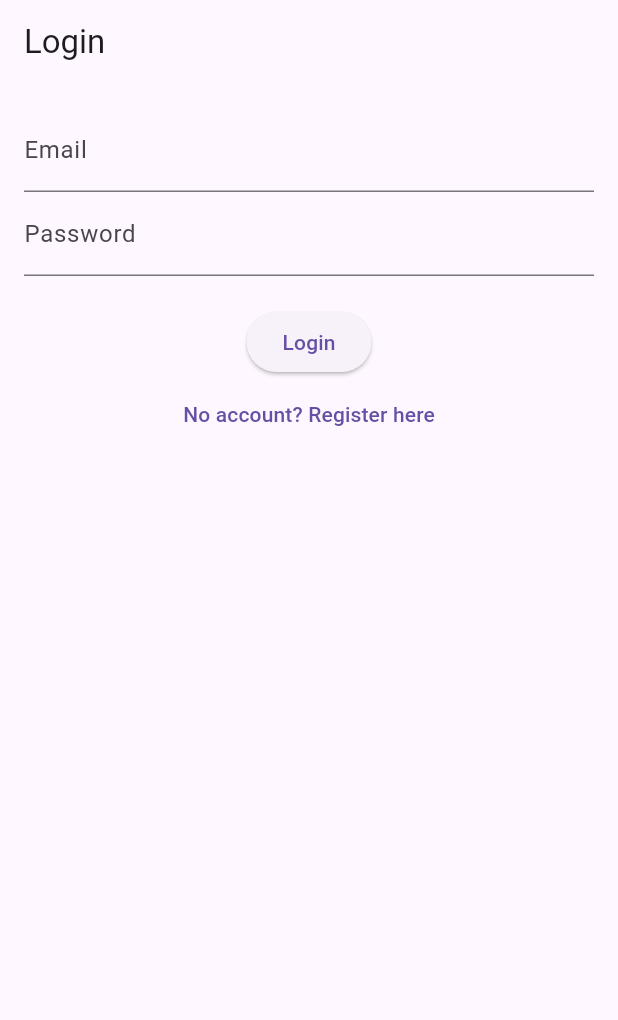
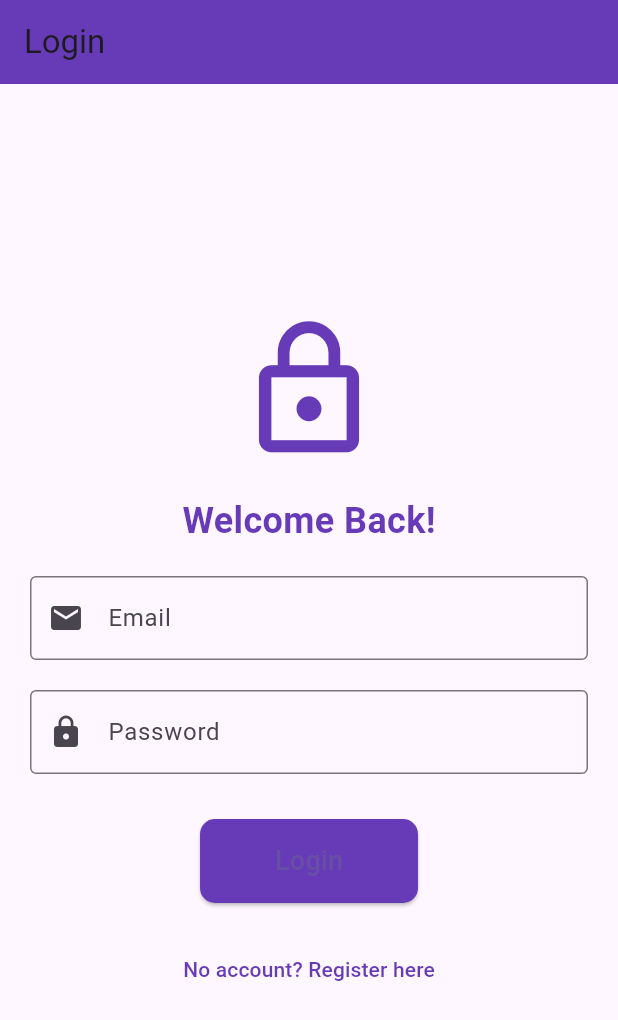
Before and after one commit to mezamarco14/Simulapp, a Flutter app: the screen it shows after launch, on a phone screen of 412 x 824 dp. Shown: the top 1020 px of the screen. Run offline on Flutter 3.47's test engine with Material 3 defaults, Android fonts, the phone set to English and light mode, and no system bars; our stand-ins replace cloud_firestore, firebase_auth, firebase_core, table_calendar; accounts and stored records are empty.

Commit message:
Update Login

```diff
--- a/simulapp/lib/src/iu/login.dart
+++ b/simulapp/lib/src/iu/login.dart
@@ -51,34 +51,72 @@ class _LoginPageState extends State<LoginPage> {
   @override
   Widget build(BuildContext context) {
     return Scaffold(
-      appBar: AppBar(title: Text('Login')),
-      body: Padding(
-        padding: EdgeInsets.all(16.0),
+      appBar: AppBar(
+        title: Text('Login'),
+        backgroundColor: Colors.deepPurple,  // Color del AppBar
+      ),
+      body: Center(
+        child: SingleChildScrollView(
+          padding: EdgeInsets.all(20.0),
           child: Column(
+            mainAxisAlignment: MainAxisAlignment.center,
             children: [
+              Icon(Icons.lock_outline, size: 100, color: Colors.deepPurple),  // Icono decorativo
+              SizedBox(height: 20),
+              Text(
+                'Welcome Back!',
+                style: TextStyle(
+                  fontSize: 24,
+                  fontWeight: FontWeight.bold,
+                  color: Colors.deepPurple,
+                ),
+              ),
+              SizedBox(height: 20),
               TextField(
                 controller: _emailController,
-              decoration: InputDecoration(labelText: 'Email'),
+                keyboardType: TextInputType.emailAddress,
+                decoration: InputDecoration(
+                  labelText: 'Email',
+                  border: OutlineInputBorder(),
+                  prefixIcon: Icon(Icons.email),
                 ),
+              ),
+              SizedBox(height: 20),
               TextField(
                 controller: _passwordController,
-              decoration: InputDecoration(labelText: 'Password'),
                 obscureText: true,
+                decoration: InputDecoration(
+                  labelText: 'Password',
+                  border: OutlineInputBorder(),
+                  prefixIcon: Icon(Icons.lock),
+                ),
+              ),
+              SizedBox(height: 30),
+              ElevatedButton(
+                onPressed: loginUser,
+                style: ElevatedButton.styleFrom(
+                  backgroundColor: Colors.deepPurple,  // Color del botón
+                  padding: EdgeInsets.symmetric(horizontal: 50, vertical: 15),
+                  shape: RoundedRectangleBorder(
+                    borderRadius: BorderRadius.circular(10),
+                  ),
+                ),
+                child: Text('Login', style: TextStyle(fontSize: 18)),
               ),
               SizedBox(height: 20),
-            ElevatedButton(
-              onPressed: loginUser,
-              child: Text('Login'),
-            ),
               TextButton(
                 onPressed: () {
                   // Navegar a la página de registro
                   Navigator.push(context,
                     MaterialPageRoute(builder: (context) => RegisterPage()));
                 },
-              child: Text('No account? Register here'),
+                child: Text(
+                  'No account? Register here',
+                  style: TextStyle(color: Colors.deepPurple),
+                ),
               ),
             ],
+          ),
         ),
       ),
     );
```
Lines whose indentation alone changed are shown as unchanged.
